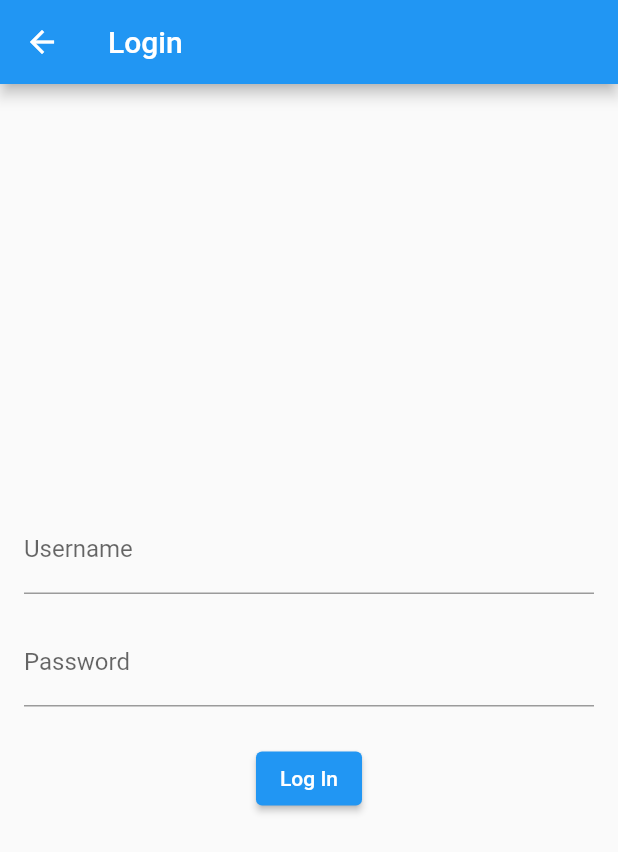
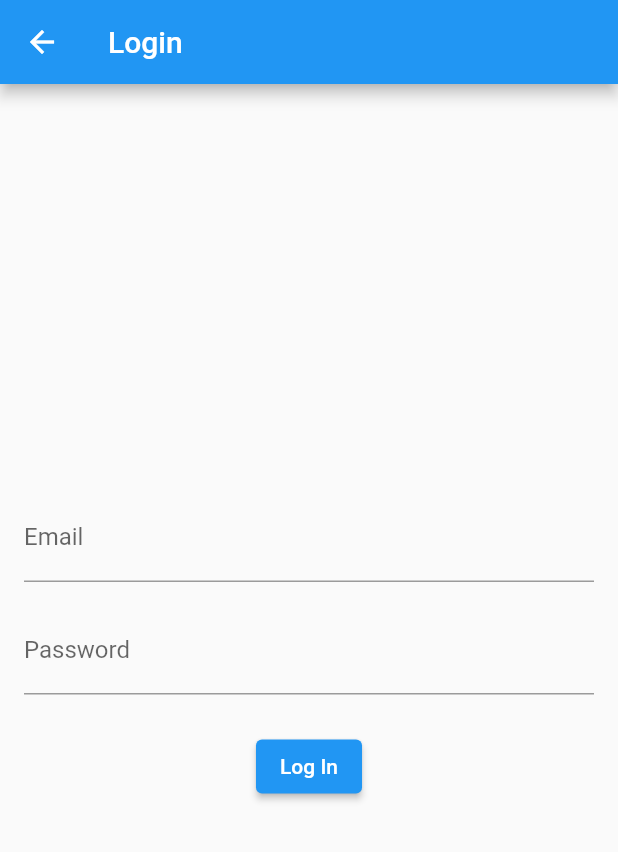
Before and after one commit to vidaang/Reserv, a Flutter app: the screen it shows after launch, after a tap on "Login", on a phone screen of 412 x 824 dp. Shown: the top 852 px of the screen. Run offline on Flutter 3.47's test engine with Material 2 defaults, Android fonts, the phone set to English and light mode, and no system bars.

Commit message:
Login Page Connected to API

```diff
--- a/frontend_mobile/reserv_mobile_app/lib/screens/login.dart
+++ b/frontend_mobile/reserv_mobile_app/lib/screens/login.dart
@@ -1,5 +1,6 @@
 import 'package:flutter/material.dart';
-import 'home.dart'; // Import the HomeScreen widget.
+import '../services/api_service.dart';
+import 'home.dart';
 
 class LoginScreen extends StatelessWidget {
   const LoginScreen({super.key});
@@ -15,8 +16,17 @@ class LoginScreen extends StatelessWidget {
   }
 }
 
-class LoginForm extends StatelessWidget {
+class LoginForm extends StatefulWidget {
   const LoginForm({super.key});
+
+  @override
+  _LoginFormState createState() => _LoginFormState();
+}
+
+class _LoginFormState extends State<LoginForm> {
+  final TextEditingController _emailController = TextEditingController();
+  final TextEditingController _passController = TextEditingController();
+  String _message = '';
 
   @override
   Widget build(BuildContext context) {
@@ -26,24 +36,56 @@ class LoginForm extends StatelessWidget {
         mainAxisAlignment: MainAxisAlignment.center,
         children: <Widget>[
           TextFormField(
-            decoration: const InputDecoration(labelText: 'Username'),
+            controller: _emailController,
+            decoration: const InputDecoration(labelText: 'Email'),
           ),
           const SizedBox(height: 16.0),
           TextFormField(
+            controller: _passController,
             obscureText: true,
             decoration: const InputDecoration(labelText: 'Password'),
           ),
           const SizedBox(height: 24.0),
+
           ElevatedButton(
-            onPressed: () {
-              // Add your login logic here
-              // If login is successful, you can navigate to the HomeScreen.
-              Navigator.of(context).pushReplacement(
-                MaterialPageRoute(builder: (context) => const HomePage()),
-              );
+            onPressed: () async {
+              // Validate the form
+              if (_emailController.text.isEmpty || _passController.text.isEmpty) {
+                setState(() {
+                  _message = 'Please enter both email and password';
+                });
+                return;
+              }
+              else {
+
+                try {
+                  final response = await ApiService.login(
+                    _emailController.text,
+                    _passController.text,
+                  );
+
+                  if (response['error'] == null) {
+                    // Login was successful
+                    Navigator.of(context).pushReplacement(
+                      MaterialPageRoute(builder: (context) => const HomePage()),
+                    );
+                  } else {
+                    // Login failed, show an error message
+                    setState(() {
+                      _message = 'Login failed: ${response['error']}';
+                    });
+                  }
+                } catch (e) {
+                  // Handle network or other errors
+                  setState(() {
+                    _message = 'An error occurred: $e';
+                  });
+                }
+              }
             },
             child: const Text('Log In'),
           ),
+          Text(_message, style: const TextStyle(color: Colors.red),),
         ],
       ),
     );
```
